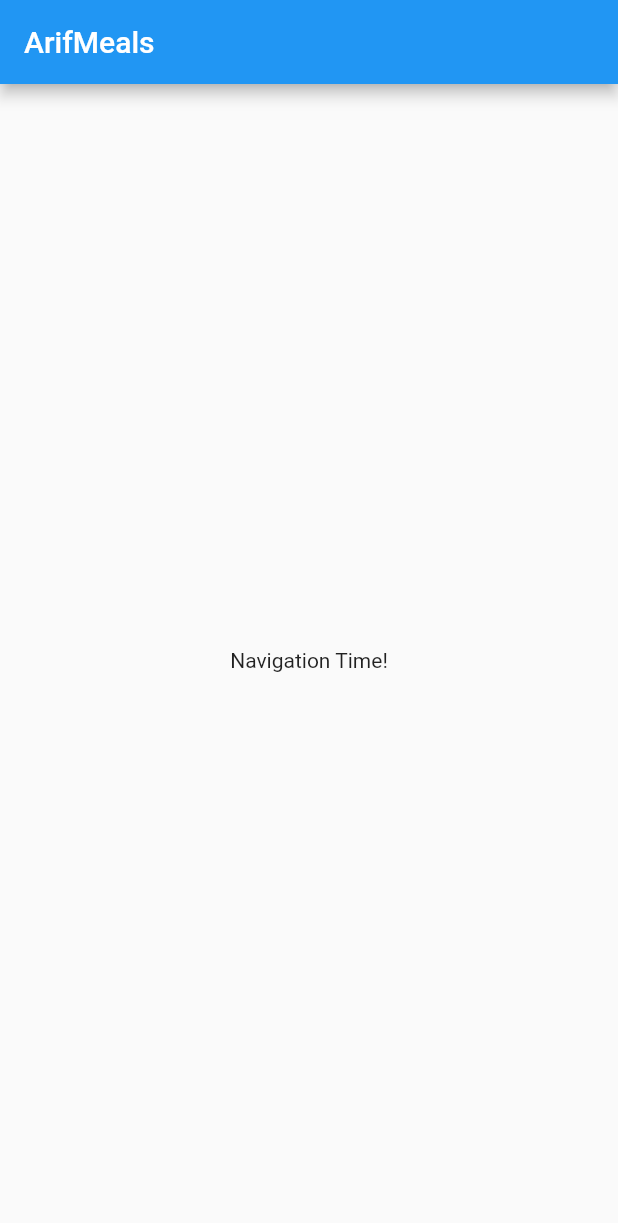
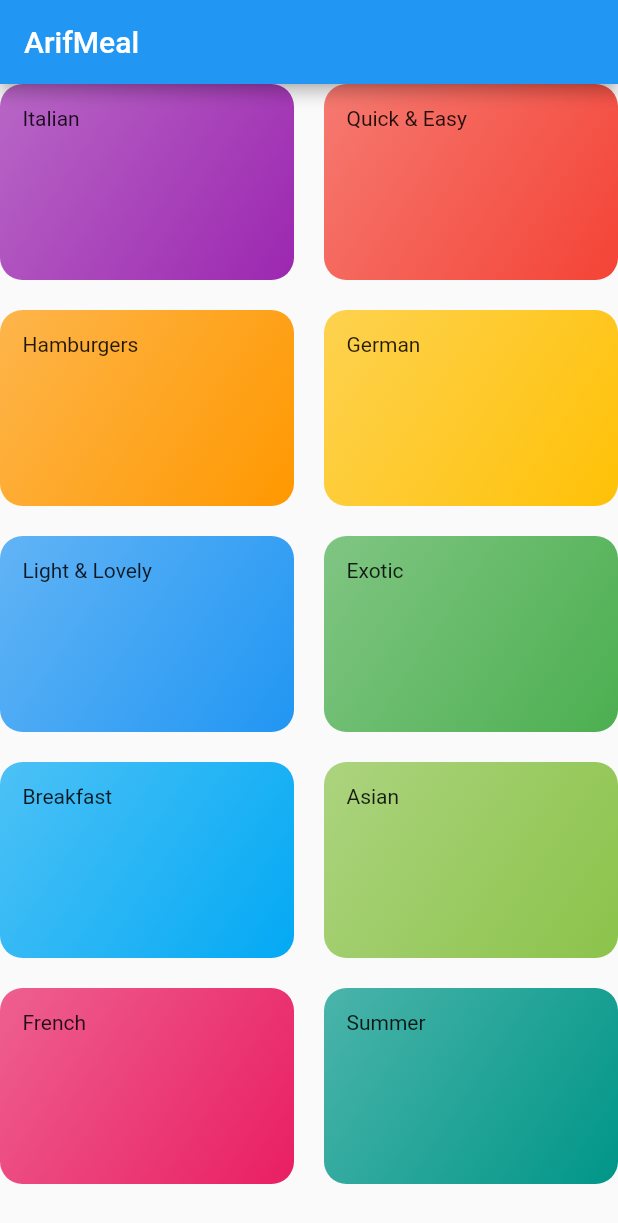
Before and after one commit to isnancahyadi/meals_app, a Flutter app: the screen it shows after launch, on a phone screen of 412 x 824 dp. Shown: the top 1223 px of the screen. Run offline on Flutter 3.47's test engine with Material 2 defaults, Android fonts, the phone set to English and light mode, and no system bars.

Commit message:
add categories feature as main screen and categories model

```diff
--- /dev/null
+++ b/lib/categories_screen.dart
@@ -0,0 +1,30 @@
+import 'package:flutter/material.dart';
+import 'package:meals_app/category_item.dart';
+import 'dummy_data.dart';
+
+class CategoriesScreen extends StatelessWidget {
+  @override
+  Widget build(BuildContext context) {
+    return Scaffold(
+      appBar: AppBar(
+        title: const Text('ArifMeal'),
+      ),
+      body: GridView(
+        children: DUMMY_CATEGORIES
+            .map(
+              (catData) => CategoryItem(
+                catData.title,
+                catData.color,
+              ),
+            )
+            .toList(),
+        gridDelegate: SliverGridDelegateWithMaxCrossAxisExtent(
+          maxCrossAxisExtent: 200,
+          childAspectRatio: 3 / 2,
+          crossAxisSpacing: 20,
+          mainAxisSpacing: 20,
+        ),
+      ),
+    );
+  }
+}
--- /dev/null
+++ b/lib/category_item.dart
@@ -0,0 +1,24 @@
+import 'package:flutter/material.dart';
+
+class CategoryItem extends StatelessWidget {
+  final String title;
+  final Color color;
+
+  CategoryItem(this.title, this.color);
+
+  @override
+  Widget build(BuildContext context) {
+    return Container(
+      padding: const EdgeInsets.all(15),
+      child: Text(title),
+      decoration: BoxDecoration(
+        gradient: LinearGradient(
+          colors: [color.withOpacity(0.7), color],
+          begin: Alignment.topLeft,
+          end: Alignment.bottomRight,
+        ),
+        borderRadius: BorderRadius.circular(15),
+      ),
+    );
+  }
+}
--- /dev/null
+++ b/lib/dummy_data.dart
@@ -0,0 +1,56 @@
+import 'package:flutter/material.dart';
+
+import 'models/category.dart';
+
+const DUMMY_CATEGORIES = const [
+  Category(
+    id: 'c1',
+    title: 'Italian',
+    color: Colors.purple,
+  ),
+  Category(
+    id: 'c2',
+    title: 'Quick & Easy',
+    color: Colors.red,
+  ),
+  Category(
+    id: 'c3',
+    title: 'Hamburgers',
+    color: Colors.orange,
+  ),
+  Category(
+    id: 'c4',
+    title: 'German',
+    color: Colors.amber,
+  ),
+  Category(
+    id: 'c5',
+    title: 'Light & Lovely',
+    color: Colors.blue,
+  ),
+  Category(
+    id: 'c6',
+    title: 'Exotic',
+    color: Colors.green,
+  ),
+  Category(
+    id: 'c7',
+    title: 'Breakfast',
+    color: Colors.lightBlue,
+  ),
+  Category(
+    id: 'c8',
+    title: 'Asian',
+    color: Colors.lightGreen,
+  ),
+  Category(
+    id: 'c9',
+    title: 'French',
+    color: Colors.pink,
+  ),
+  Category(
+    id: 'c10',
+    title: 'Summer',
+    color: Colors.teal,
+  ),
+];
--- a/lib/main.dart
+++ b/lib/main.dart
@@ -1,4 +1,5 @@
 import 'package:flutter/material.dart';
+import 'categories_screen.dart';
 
 void main() => runApp(MyApp());
 
@@ -10,26 +11,7 @@ class MyApp extends StatelessWidget {
       theme: ThemeData(
         primarySwatch: Colors.blue,
       ),
-      home: MyHomePage(),
+      home: CategoriesScreen(),
     );
   }
 }
-
-class MyHomePage extends StatefulWidget {
-  @override
-  State<MyHomePage> createState() => _MyHomePageState();
-}
-
-class _MyHomePageState extends State<MyHomePage> {
-  @override
-  Widget build(BuildContext context) {
-    return Scaffold(
-      appBar: AppBar(
-        title: Text('ArifMeals'),
-      ),
-      body: Center(
-        child: Text('Navigation Time!'),
-      ),
-    );
-  }
-}
--- /dev/null
+++ b/lib/models/category.dart
@@ -0,0 +1,12 @@
+import 'package:flutter/material.dart';
+
+class Category {
+  final String id, title;
+  final Color color;
+
+  const Category({
+    @required this.id,
+    @required this.title,
+    this.color = Colors.orange,
+  });
+}
```
